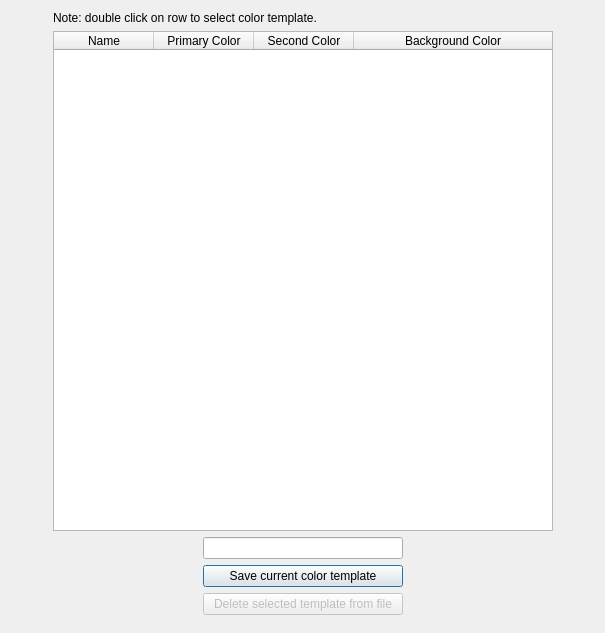
First picture: the form in src/ui/ColorTemplatesDialog.ui, repository Afomin01/Harmonograph, before the edit.
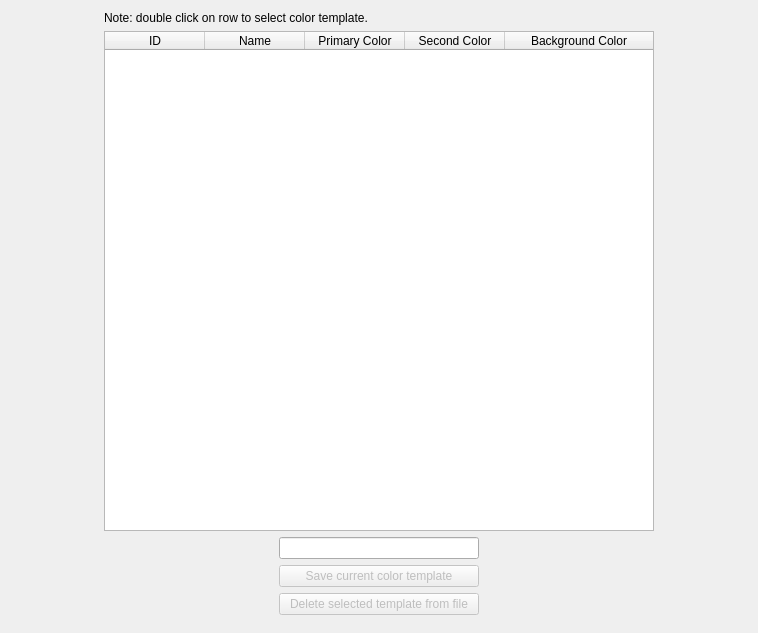
Second picture: the form after the edit.

Commit message: Added ability to delete templates from file

What changed in the file:
```diff
--- a/src/ui/ColorTemplatesDialog.ui
+++ b/src/ui/ColorTemplatesDialog.ui
@@ -6,7 +6,7 @@
    <rect>
     <x>0</x>
     <y>0</y>
-    <width>605</width>
+    <width>758</width>
     <height>633</height>
    </rect>
   </property>
@@ -50,6 +50,9 @@
        </item>
        <item>
         <widget class="QPushButton" name="saveCureentTemplateBtn">
+         <property name="enabled">
+          <bool>false</bool>
+         </property>
          <property name="minimumSize">
           <size>
            <width>200</width>
@@ -131,7 +134,7 @@
     <widget class="QTableWidget" name="colorsTable">
      <property name="minimumSize">
       <size>
-       <width>500</width>
+       <width>550</width>
        <height>500</height>
       </size>
      </property>
@@ -171,6 +174,11 @@
      <attribute name="verticalHeaderStretchLastSection">
       <bool>false</bool>
      </attribute>
+     <column>
+      <property name="text">
+       <string>ID</string>
+      </property>
+     </column>
      <column>
       <property name="text">
        <string>Name</string>
```
The commit also changes 5 other files.
